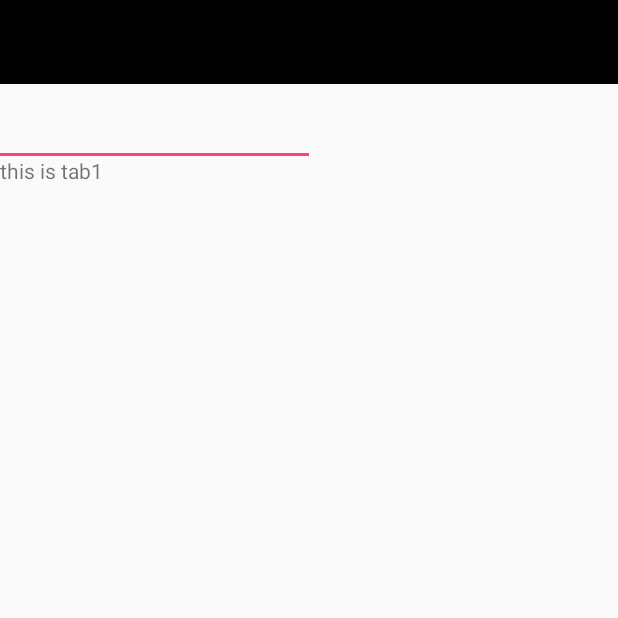
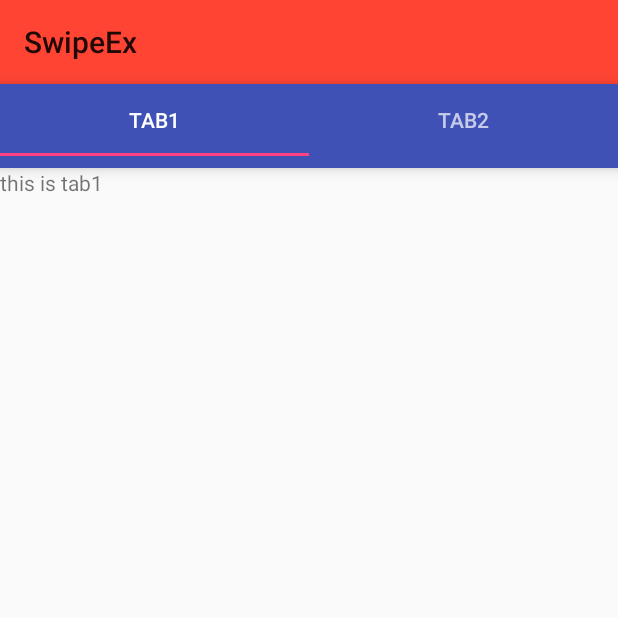
Before and after one commit to SelvaGanapthy/SwipeEx, an Android app: the screen it shows after launch (MainActivity), on a phone screen of 412 x 824 dp, the top half of it. Run offline under Robolectric (Android 15) with nearby library versions, the phone set to English and light mode, and no system bars.

Commit message:
initial commit

```diff
--- a/app/src/main/java/com/example/admin/swipeex/MainActivity.java
+++ b/app/src/main/java/com/example/admin/swipeex/MainActivity.java
@@ -1,5 +1,7 @@
 package com.example.admin.swipeex;
 
+import android.content.res.ColorStateList;
+import android.graphics.Color;
 import android.support.design.widget.TabLayout;
 import android.support.v4.app.Fragment;
 import android.support.v4.app.FragmentActivity;
@@ -8,26 +10,33 @@ import android.support.v4.app.FragmentPagerAdapter;
 import android.support.v4.view.ViewPager;
 import android.support.v7.app.AppCompatActivity;
 import android.os.Bundle;
+import android.support.v7.widget.Toolbar;
 
-public class MainActivity extends FragmentActivity implements TabLayout.OnTabSelectedListener {
+public class MainActivity extends AppCompatActivity {
     ViewPager vp;
     TabLayout tabLayout;
+    Toolbar toolbar;
+    MyAdapter adapter;
 
     @Override
     protected void onCreate(Bundle savedInstanceState) {
         super.onCreate(savedInstanceState);
         setContentView(R.layout.activity_main);
+        toolbar = (Toolbar) findViewById(R.id.toolbar);
+        setSupportActionBar(toolbar);
+
         vp = (ViewPager) findViewById(R.id.view1);
-        tabLayout = (TabLayout) findViewById(R.id.id_tablayout);
+        tabLayout = (TabLayout) findViewById(R.id.tab1);
+
+        adapter = new MyAdapter(getSupportFragmentManager());
+        vp.setAdapter(adapter);
+
+        tabLayout.setupWithViewPager(vp);
         tabLayout.addTab(tabLayout.newTab().setText("Tab1"));
         tabLayout.addTab(tabLayout.newTab().setText("Tab2"));
         tabLayout.setTabGravity(TabLayout.GRAVITY_FILL);
-        FragmentManager fragmentManager = getSupportFragmentManager();
-        vp.setAdapter(new MyAdaper(fragmentManager, tabLayout.getTabCount()));
-        tabLayout.setOnTabSelectedListener(this);
-        tabLayout.setupWithViewPager(vp);
-    }
 
+        tabLayout.setOnTabSelectedListener(new TabLayout.OnTabSelectedListener() {
             @Override
             public void onTabSelected(TabLayout.Tab tab) {
                 vp.setCurrentItem(tab.getPosition());
@@ -42,37 +51,9 @@ public class MainActivity extends FragmentActivity implements TabLayout.OnTabSel
             public void onTabReselected(TabLayout.Tab tab) {
 
             }
-
-    public class MyAdaper extends FragmentPagerAdapter {
-        int tabcount;
-
-        public MyAdaper(FragmentManager fm, int tabcount) {
-            super(fm);
-            this.tabcount = tabcount;
-        }
-
-        @Override
-        public Fragment getItem(int position) {
-
-            switch (position) {
-                case 0:
-                    Tab1 tab1 = new Tab1();
-                    return tab1;
-
-                case 1:
-                    return new Tab2();
-
-                default:
-                    return null;
-            }
-
+        });
+        tabLayout.setupWithViewPager(vp);
 
     }
 
-        @Override
-        public int getCount() {
-            return tabcount;
 }
-    }
-
-}
--- /dev/null
+++ b/app/src/main/java/com/example/admin/swipeex/MyAdapter.java
@@ -0,0 +1,49 @@
+package com.example.admin.swipeex;
+
+import android.support.v4.app.Fragment;
+import android.support.v4.app.FragmentManager;
+import android.support.v4.app.FragmentPagerAdapter;
+import android.support.v4.app.FragmentStatePagerAdapter;
+
+/**
+ * Created by Admin on 11/29/2017.
+ */
+
+public class MyAdapter extends FragmentStatePagerAdapter {
+    int tabcount;
+    private String[] tabTitles = new String[]{"Tab1", "Tab2", "Tab3"};
+
+    public MyAdapter(FragmentManager fm) {
+        super(fm);
+        this.tabcount = tabcount;
+    }
+
+    @Override
+    public CharSequence getPageTitle(int position) {
+        return tabTitles[position];
+    }
+
+    @Override
+    public Fragment getItem(int position) {
+
+        switch (position) {
+            case 0:
+                Tab1 tab1 = new Tab1();
+                return tab1;
+
+            case 1:
+                return new Tab2();
+
+            default:
+                return null;
+        }
+
+
+    }
+
+    @Override
+    public int getCount() {
+        return 2;
+    }
+
+}
--- a/app/src/main/res/layout/activity_main.xml
+++ b/app/src/main/res/layout/activity_main.xml
@@ -5,19 +5,23 @@
     android:layout_height="match_parent"
     android:orientation="vertical">
 
-    <android.support.v7.widget.Toolbar xmlns:android="http://schemas.android.com/apk/res/android"
-        android:id="@+id/tool"
+    <android.support.v7.widget.Toolbar
+        android:id="@+id/toolbar"
         android:layout_width="match_parent"
         android:layout_height="wrap_content"
-        android:background="#000000"></android.support.v7.widget.Toolbar>
+        android:background="#FF4433">
+
+    </android.support.v7.widget.Toolbar>
 
     <android.support.design.widget.TabLayout
-        android:id="@+id/id_tablayout"
+        android:id="@+id/tab1"
         android:layout_width="match_parent"
         android:layout_height="wrap_content"
-        android:layout_below="@+id/baseAppbarLayout"
-
-        app:tabTextColor="#ffffff">
+        android:layout_below="@+id/toolbar"
+        android:background="?attr/colorPrimary"
+        android:elevation="6dp"
+        android:minHeight="?attr/actionBarSize"
+        android:theme="@style/ThemeOverlay.AppCompat.Dark.ActionBar">
 
     </android.support.design.widget.TabLayout>
 
@@ -25,6 +29,7 @@
         xmlns:app="http://schemas.android.com/apk/res-auto"
         xmlns:tools="http://schemas.android.com/tools"
         android:id="@+id/view1"
+
         android:layout_width="match_parent"
         android:layout_height="match_parent"
         tools:context="com.example.admin.swipeex.MainActivity">
```
Lines whose indentation alone changed are shown as unchanged.
